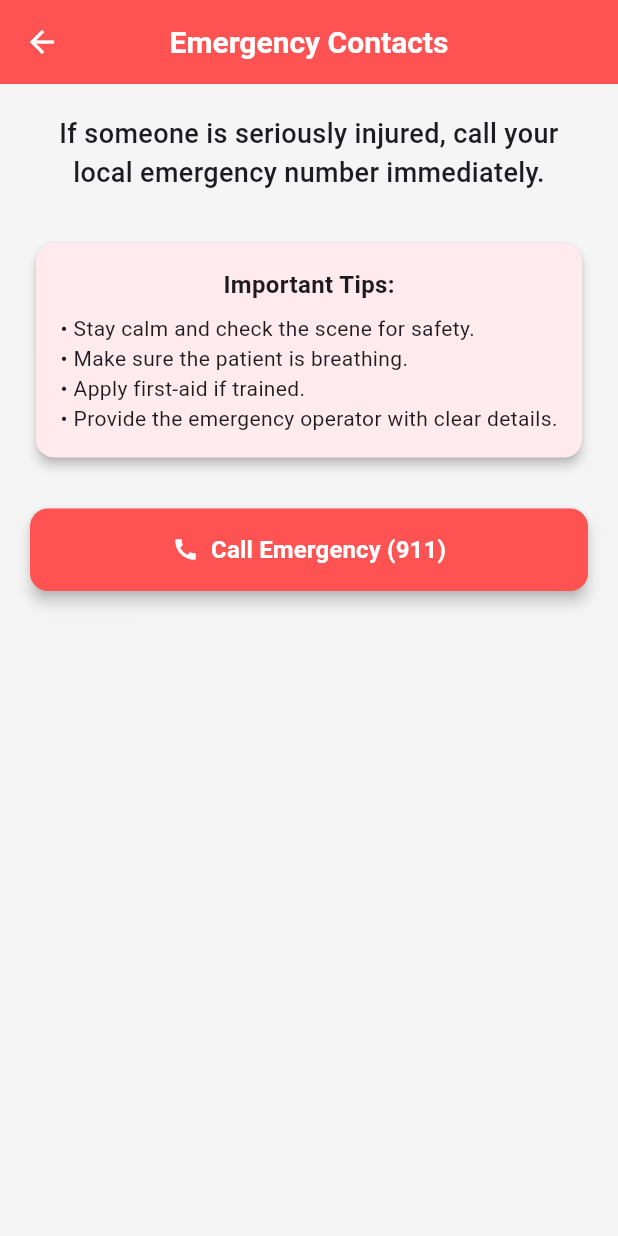
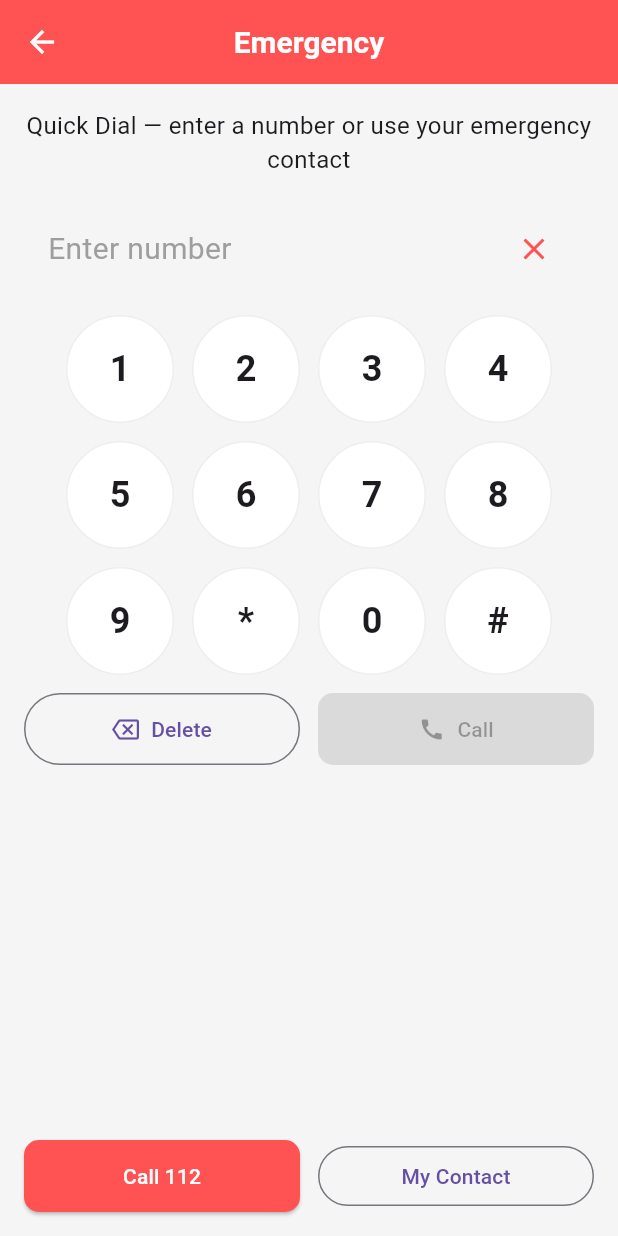
Before and after one commit to seore/firstaidMobile, a Flutter app: the EmergencyScreen screen opened by its route, on a phone screen of 412 x 824 dp. Run offline on Flutter 3.47's test engine with Material 3 defaults, Android fonts, the phone set to English and light mode, and no system bars; our stand-ins replace flutter_tts.

Commit message:
Update Emergency

```diff
--- a/firstaid_mobile/lib/screens/emergency_screen.dart
+++ b/firstaid_mobile/lib/screens/emergency_screen.dart
@@ -1,90 +1,81 @@
 import 'package:flutter/material.dart';
-import 'package:url_launcher/url_launcher.dart';
+import '../services/emergency_service.dart';
+import '../widgets/phone_keypad.dart';
 
 class EmergencyScreen extends StatelessWidget {
   const EmergencyScreen({super.key});
 
-  // Make a phone call
-  Future<void> _callNumber(String number) async {
-    final Uri callUri = Uri(scheme: 'tel', path: number);
-
-    if (await canLaunchUrl(callUri)) {
-      await launchUrl(callUri);
+  Future<void> _handleCall(BuildContext context, String number) async {
+    final err = await EmergencyService.tryCall(number);
+    if (err != null) {
+      await showDialog(
+        context: context,
+        builder: (ctx) => AlertDialog(
+          title: const Text('Call failed'),
+          content: Text(
+            'We could not start a call or FaceTime to $number on this device.\n\n'
+            'Please call the number manually or use another device.\n\nError: $err',
+          ),
+          actions: [
+            TextButton(onPressed: () => Navigator.pop(ctx), child: const Text('OK')),
+          ],
+        ),
+      );
     } else {
-      // Show an error if call cannot be made
-      debugPrint('Could not launch $number');
+      ScaffoldMessenger.of(context).showSnackBar(SnackBar(content: Text('Attempting to call $number')));
     }
   }
 
   @override
   Widget build(BuildContext context) {
+    String lastNumber = '';
+
     return Scaffold(
-      appBar: AppBar(
-        title: const Text("Emergency Contacts"),
-        backgroundColor: Colors.redAccent,
-      ),
+      appBar: AppBar(title: const Text('Emergency'), backgroundColor: Colors.redAccent),
       body: Padding(
-        padding: const EdgeInsets.all(20),
+        padding: const EdgeInsets.all(16.0),
         child: Column(
-          crossAxisAlignment: CrossAxisAlignment.stretch,
           children: [
-            // Emergency instructions
             const Text(
-              "If someone is seriously injured, call your local emergency number immediately.",
+              'Quick Dial — enter a number or use your emergency contact',
               textAlign: TextAlign.center,
-              style: TextStyle(
-                fontSize: 18,
-                fontWeight: FontWeight.w500,
-              ),
+              style: TextStyle(fontSize: 16),
             ),
-            const SizedBox(height: 30),
-
-            // Optional extra info
-            Card(
-              color: Colors.red[50],
-              elevation: 3,
-              shape: RoundedRectangleBorder(
-                borderRadius: BorderRadius.circular(12),
-              ),
-              child: Padding(
-                padding: const EdgeInsets.all(16),
-                child: Column(
-                  children: const [
-                    Text(
-                      "Important Tips:",
-                      style: TextStyle(
-                          fontSize: 16, fontWeight: FontWeight.bold),
-                    ),
-                    SizedBox(height: 8),
-                    Text(
-                      "• Stay calm and check the scene for safety.\n"
-                      "• Make sure the patient is breathing.\n"
-                      "• Apply first-aid if trained.\n"
-                      "• Provide the emergency operator with clear details.",
-                      style: TextStyle(fontSize: 14),
-                    ),
-                  ],
+            const SizedBox(height: 12),
+            Expanded(
+              child: SingleChildScrollView(
+                child: PhoneKeypad(
+                  initialNumber: '',
+                  callLabel: 'Call',
+                  onChanged: (n) => lastNumber = n,
+                  onCall: (n) async {
+                    await _handleCall(context, n);
+                  },
                 ),
               ),
             ),
-            const SizedBox(height: 30),
-
-            // Call button
-            ElevatedButton.icon(
-              onPressed: () => _callNumber("911"), // Replace with local emergency number if needed
-              icon: const Icon(Icons.call),
-              label: const Text(
-                "Call Emergency (911)",
-                style: TextStyle(fontSize: 16, fontWeight: FontWeight.bold),
-              ),
-              style: ElevatedButton.styleFrom(
-                backgroundColor: Colors.redAccent,
-                padding: const EdgeInsets.symmetric(vertical: 16),
-                shape: RoundedRectangleBorder(
-                  borderRadius: BorderRadius.circular(12),
+            const SizedBox(height: 12),
+            Row(
+              children: [
+                Expanded(
+                  child: ElevatedButton(
+                    onPressed: () async {
+                      await _handleCall(context, '112');
+                    },
+                    style: ElevatedButton.styleFrom(backgroundColor: Colors.redAccent),
+                    child: const Text('Call 112'),
+                  ),
                 ),
-                elevation: 4,
-              ),
+                const SizedBox(width: 12),
+                Expanded(
+                  child: OutlinedButton(
+                    onPressed: () async {
+                      await _handleCall(context, '911');
+                    },
+                    child: const Text('My Contact'),
+                  ),
+                ),
+              ],
             ),
           ],
         ),
--- /dev/null
+++ b/firstaid_mobile/lib/services/emergency_service.dart
@@ -0,0 +1,29 @@
+import 'package:url_launcher/url_launcher.dart';
+
+class EmergencyService {
+  static Future<void> call(String number) async {
+    final Uri phoneUri = Uri(scheme: 'tel', path: number);
+
+    if (await canLaunchUrl(phoneUri)) {
+      await launchUrl(phoneUri);
+      return;
+    }
+
+    final Uri facetimeUri = Uri(scheme: 'facetime', path: number);
+    if (await canLaunchUrl(facetimeUri)) {
+      await launchUrl(facetimeUri);
+      return;
+    }
+
+    throw Exception('Device cannot place a phone call or FaceTime to $number');
+  }
+
+  static Future<String?> tryCall(String number) async {
+    try {
+      await call(number);
+      return null; // null = success
+    } catch (e) {
+      return e.toString();
+    }
+  }
+}
--- /dev/null
+++ b/firstaid_mobile/lib/widgets/phone_keypad.dart
@@ -0,0 +1,161 @@
+import 'package:flutter/material.dart';
+
+typedef NumberChanged = void Function(String number);
+typedef CallRequested = Future<void> Function(String number);
+
+class PhoneKeypad extends StatefulWidget {
+  final String initialNumber;
+  final NumberChanged? onChanged;
+  final CallRequested? onCall;
+  final String callLabel;
+
+  const PhoneKeypad({
+    super.key,
+    this.initialNumber = '',
+    this.onChanged,
+    this.onCall,
+    this.callLabel = 'Call',
+  });
+
+  @override
+  State<PhoneKeypad> createState() => _PhoneKeypadState();
+}
+
+class _PhoneKeypadState extends State<PhoneKeypad> {
+  String _number = '';
+
+  @override
+  void initState() {
+    super.initState();
+    _number = widget.initialNumber;
+  }
+
+  void _append(String d) {
+    setState(() {
+      _number = _number + d;
+    });
+    widget.onChanged?.call(_number);
+  }
+
+  void _backspace() {
+    if (_number.isNotEmpty) {
+      setState(() {
+        _number = _number.substring(0, _number.length - 1);
+      });
+      widget.onChanged?.call(_number);
+    }
+  }
+
+  void _clear() {
+    setState(() {
+      _number = '';
+    });
+    widget.onChanged?.call(_number);
+  }
+
+  Widget _buildKey(String label, {double size = 24}) {
+    return InkWell(
+      borderRadius: BorderRadius.circular(36),
+      onTap: () => _append(label),
+      child: Container(
+        width: 72,
+        height: 72,
+        alignment: Alignment.center,
+        decoration: BoxDecoration(
+          color: Colors.white,
+          borderRadius: BorderRadius.circular(36),
+          border: Border.all(color: Colors.grey.shade200),
+        ),
+        child: Text(label, style: TextStyle(fontSize: size, fontWeight: FontWeight.w600)),
+      ),
+    );
+  }
+
+  @override
+  Widget build(BuildContext context) {
+    final theme = Theme.of(context);
+    return Column(
+      children: [
+        // Display
+        Container(
+          padding: const EdgeInsets.symmetric(vertical: 12, horizontal: 16),
+          margin: const EdgeInsets.only(bottom: 8),
+          decoration: BoxDecoration(
+            color: Colors.grey.shade100,
+            borderRadius: BorderRadius.circular(12),
+          ),
+          child: Row(
+            children: [
+              Expanded(
+                child: Text(
+                  _number.isEmpty ? 'Enter number' : _number,
+                  style: TextStyle(fontSize: 20, color: _number.isEmpty ? Colors.grey : Colors.black),
+                ),
+              ),
+              IconButton(
+                tooltip: 'Clear',
+                icon: Icon(Icons.close, color: Colors.redAccent),
+                onPressed: _clear,
+                onLongPress: _clear,
+              ),
+            ],
+          ),
+        ),
+
+        // Key rows
+        Wrap(
+          spacing: 12,
+          runSpacing: 12,
+          children: [
+            for (final r in [
+              ['1','2','3'],
+              ['4','5','6'],
+              ['7','8','9'],
+              ['*','0','#']
+            ])
+              for (final k in r) _buildKey(k),
+          ],
+        ),
+
+        const SizedBox(height: 12),
+
+        // Backspace + Call row
+        Row(
+          children: [
+            // Backspace / delete
+            Expanded(
+              child: OutlinedButton.icon(
+                onPressed: _backspace,
+                onLongPress: _clear,
+                icon: const Icon(Icons.backspace_outlined),
+                label: const Text('Delete'),
+                style: OutlinedButton.styleFrom(
+                  padding: const EdgeInsets.symmetric(vertical: 14),
+                ),
+              ),
+            ),
+            const SizedBox(width: 12),
+            // Call button
+            Expanded(
+              child: ElevatedButton.icon(
+                icon: const Icon(Icons.call),
+                label: Text(widget.callLabel),
+                style: ElevatedButton.styleFrom(
+                  backgroundColor: Colors.redAccent,
+                  padding: const EdgeInsets.symmetric(vertical: 14),
+                ),
+                onPressed: _number.isEmpty
+                    ? null
+                    : () async {
+                        if (widget.onCall != null) {
+                          await widget.onCall!.call(_number);
+                        }
+                      },
+              ),
+            ),
+          ],
+        ),
+      ],
+    );
+  }
+}
```
Also changed, not shown: firstaid_mobile/lib/services/profile_service.dart (added), 2 other files.
